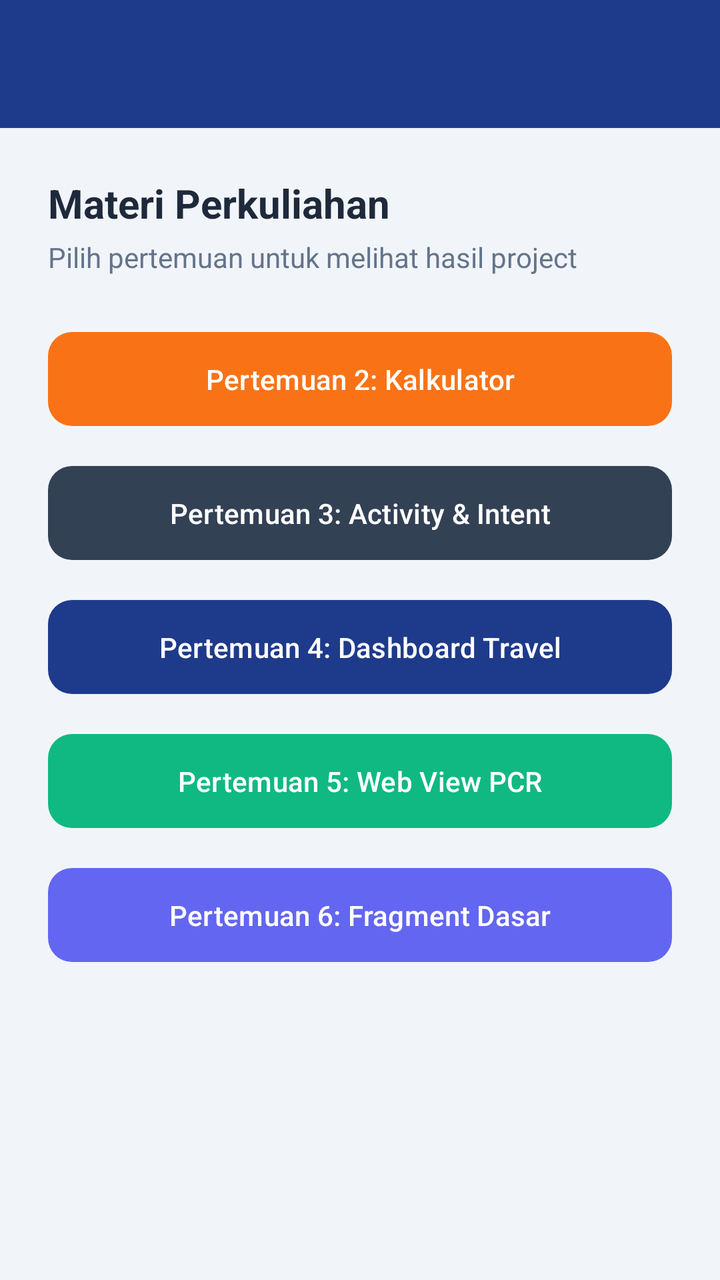
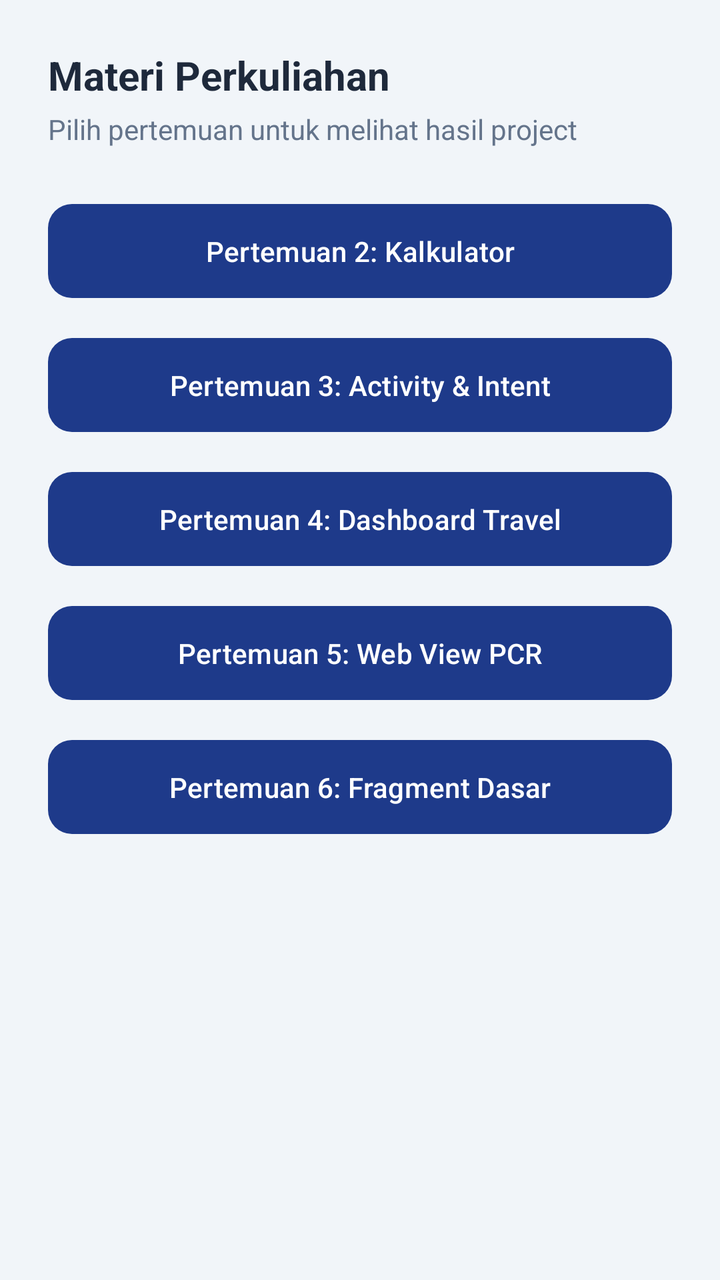

An Android layout rendered at two revisions. The XML below is the earlier revision; the diff shows what the commit changed to produce the second picture.
<!-- AndroidManifest.xml: application theme Theme.ProjectMobile -->
<!-- res/layout/fragment_home.xml -->
<?xml version="1.0" encoding="utf-8"?>
<androidx.constraintlayout.widget.ConstraintLayout
    xmlns:android="http://schemas.android.com/apk/res/android"
    xmlns:app="http://schemas.android.com/apk/res-auto"
    xmlns:tools="http://schemas.android.com/tools"
    android:layout_width="match_parent"
    android:layout_height="match_parent"
    android:background="#F1F5F9"
    tools:context=".Home.HomeFragment">

    
    <com.google.android.material.appbar.MaterialToolbar
        android:id="@+id/toolbar"
        android:layout_width="match_parent"
        android:layout_height="?attr/actionBarSize"
        android:background="#1E3A8A"
        app:titleTextColor="#FFFFFF"
        app:layout_constraintTop_toTopOf="parent" />

    <ScrollView
        android:layout_width="match_parent"
        android:layout_height="0dp"
        app:layout_constraintTop_toBottomOf="@id/toolbar"
        app:layout_constraintBottom_toBottomOf="parent">

        <LinearLayout
            android:layout_width="match_parent"
            android:layout_height="wrap_content"
            android:orientation="vertical"
            android:padding="24dp">

            <TextView
                android:layout_width="wrap_content"
                android:layout_height="wrap_content"
                android:text="Materi Perkuliahan"
                android:textColor="#1E293B"
                android:textSize="20sp"
                android:textStyle="bold" />

            <TextView
                android:layout_width="wrap_content"
                android:layout_height="wrap_content"
                android:layout_marginTop="4dp"
                android:text="Pilih pertemuan untuk melihat hasil project"
                android:textColor="#64748B"
                android:layout_marginBottom="24dp"/>

            
            <com.google.android.material.button.MaterialButton
                android:id="@+id/btnToSecond"
                android:layout_width="match_parent"
                android:layout_height="55dp"
                android:layout_marginBottom="12dp"
                android:text="Pertemuan 2: Kalkulator"
                app:backgroundTint="#F97316"
                app:cornerRadius="12dp" />

            <com.google.android.material.button.MaterialButton
                android:id="@+id/btnToThird"
                android:layout_width="match_parent"
                android:layout_height="55dp"
                android:layout_marginBottom="12dp"
                android:text="Pertemuan 3: Activity &amp; Intent"
                app:backgroundTint="#334155"
                app:cornerRadius="12dp" />

            <com.google.android.material.button.MaterialButton
                android:id="@+id/btnToFourth"
                android:layout_width="match_parent"
                android:layout_height="55dp"
                android:layout_marginBottom="12dp"
                android:text="Pertemuan 4: Dashboard Travel"
                app:backgroundTint="#1E3A8A"
                app:cornerRadius="12dp" />

            <com.google.android.material.button.MaterialButton
                android:id="@+id/btnToFifth"
                android:layout_width="match_parent"
                android:layout_height="55dp"
                android:layout_marginBottom="12dp"
                android:text="Pertemuan 5: Web View PCR"
                app:backgroundTint="#10B981"
                app:cornerRadius="12dp" />

            <com.google.android.material.button.MaterialButton
                android:id="@+id/btnToSixth"
                android:layout_width="match_parent"
                android:layout_height="55dp"
                android:text="Pertemuan 6: Fragment Dasar"
                app:backgroundTint="#6366F1"
                app:cornerRadius="12dp" />

        </LinearLayout>
    </ScrollView>
</androidx.constraintlayout.widget.ConstraintLayout>
<!-- resources referenced by this layout -->
<resources>
  <style name="Theme.ProjectMobile" parent="Base.Theme.ProjectMobile" />
  <style name="Base.Theme.ProjectMobile" parent="Theme.Material3.DayNight.NoActionBar">
          
          
      </style>
</resources>

<!-- the commit's change to res/layout/fragment_home.xml (unified diff, before → after) -->
@@ -8,19 +8,10 @@
     android:background="#F1F5F9"
     tools:context=".Home.HomeFragment">
 
-    
-    <com.google.android.material.appbar.MaterialToolbar
-        android:id="@+id/toolbar"
-        android:layout_width="match_parent"
-        android:layout_height="?attr/actionBarSize"
-        android:background="#1E3A8A"
-        app:titleTextColor="#FFFFFF"
-        app:layout_constraintTop_toTopOf="parent" />
-
     <ScrollView
         android:layout_width="match_parent"
         android:layout_height="0dp"
-        app:layout_constraintTop_toBottomOf="@id/toolbar"
+        app:layout_constraintTop_toTopOf="parent"
         app:layout_constraintBottom_toBottomOf="parent">
 
         <LinearLayout
@@ -52,7 +43,7 @@
                 android:layout_height="55dp"
                 android:layout_marginBottom="12dp"
                 android:text="Pertemuan 2: Kalkulator"
-                app:backgroundTint="#F97316"
+                app:backgroundTint="@color/blue_pcr"
                 app:cornerRadius="12dp" />
 
             <com.google.android.material.button.MaterialButton
@@ -61,7 +52,7 @@
                 android:layout_height="55dp"
                 android:layout_marginBottom="12dp"
                 android:text="Pertemuan 3: Activity &amp; Intent"
-                app:backgroundTint="#334155"
+                app:backgroundTint="@color/blue_pcr"
                 app:cornerRadius="12dp" />
 
             <com.google.android.material.button.MaterialButton
@@ -70,7 +61,7 @@
                 android:layout_height="55dp"
                 android:layout_marginBottom="12dp"
                 android:text="Pertemuan 4: Dashboard Travel"
-                app:backgroundTint="#1E3A8A"
+                app:backgroundTint="@color/blue_pcr"
                 app:cornerRadius="12dp" />
 
             <com.google.android.material.button.MaterialButton
@@ -79,7 +70,7 @@
                 android:layout_height="55dp"
                 android:layout_marginBottom="12dp"
                 android:text="Pertemuan 5: Web View PCR"
-                app:backgroundTint="#10B981"
+                app:backgroundTint="@color/blue_pcr"
                 app:cornerRadius="12dp" />
 
             <com.google.android.material.button.MaterialButton
@@ -87,7 +78,7 @@
                 android:layout_width="match_parent"
                 android:layout_height="55dp"
                 android:text="Pertemuan 6: Fragment Dasar"
-                app:backgroundTint="#6366F1"
+                app:backgroundTint="@color/blue_pcr"
                 app:cornerRadius="12dp" />
 
         </LinearLayout>
<!-- resource entries referenced after the edit -->
@@ -1,5 +1,6 @@
 <!-- resources referenced by this layout -->
 <resources>
+  <color name="blue_pcr">#1E3A8A</color>
   <style name="Theme.ProjectMobile" parent="Base.Theme.ProjectMobile" />
   <style name="Base.Theme.ProjectMobile" parent="Theme.Material3.DayNight.NoActionBar">
           
